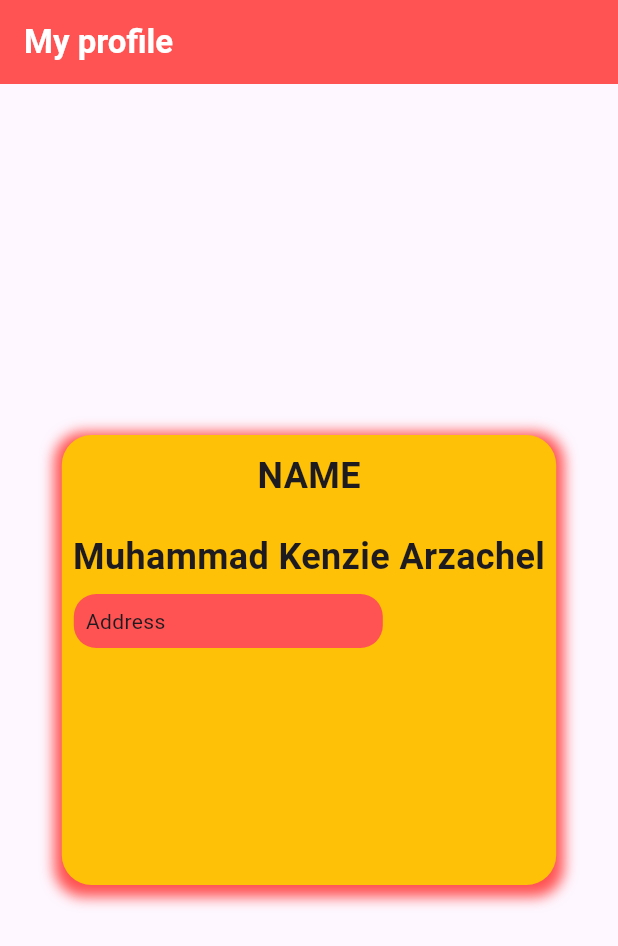
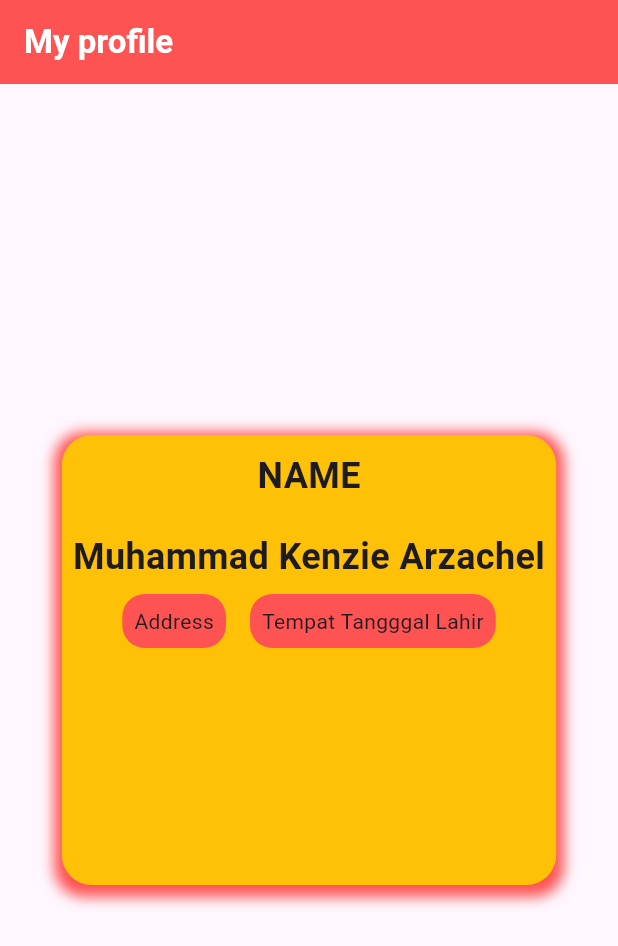
Before and after one commit to kenzie324/FLUTTER-PROFILE-CARD, a Flutter app: the screen it shows after launch, on a phone screen of 412 x 824 dp. Shown: the top 946 px of the screen. Run offline on Flutter 3.47's test engine with Material 3 defaults, Android fonts, the phone set to English and light mode, and no system bars.

Commit message:
belajar row

```diff
--- a/lib/profile.dart
+++ b/lib/profile.dart
@@ -53,13 +53,21 @@ class ProfileCard extends StatelessWidget {
                       ),
                     ),
                     Row(
+                      mainAxisAlignment: MainAxisAlignment.center,
+                      /**
+                       * start => full kiri
+                       * center => full tengah
+                       * end => full kanan
+                       * spacebetween => ke pojok dari bagian
+                       * spacearound => ke pojok dari bagian
+                       * spaceevenly => ke tengah hampir mirip spacearound
+                       */
                       children: <Widget>[
                         Padding(
                           padding: const EdgeInsets.all(8.0),
                           child: Column(
                             children: <Widget>[
                               Container(
-                                width: MediaQuery.of(context).size.width * 0.5,
                                 decoration: BoxDecoration(
                                   color: Colors.redAccent,
                                   borderRadius: BorderRadius.circular(
@@ -74,7 +82,25 @@ class ProfileCard extends StatelessWidget {
                             ],
                           ),
                         ),
-                        Column(),
+                        Padding(
+                          padding: const EdgeInsets.all(8.0),
+                          child: Column(
+                            children: <Widget>[
+                              Container(
+                                decoration: BoxDecoration(
+                                  color: Colors.redAccent,
+                                  borderRadius: BorderRadius.circular(
+                                    15,
+                                    ),
+                                ),
+                                child: Padding(
+                                  padding: const EdgeInsets.all(8.0),
+                                  child: Text('Tempat Tangggal Lahir'),
+                                ),
+                              )
+                            ],
+                          ),
+                        ),
                     ],),
                 ],
               ),
```
